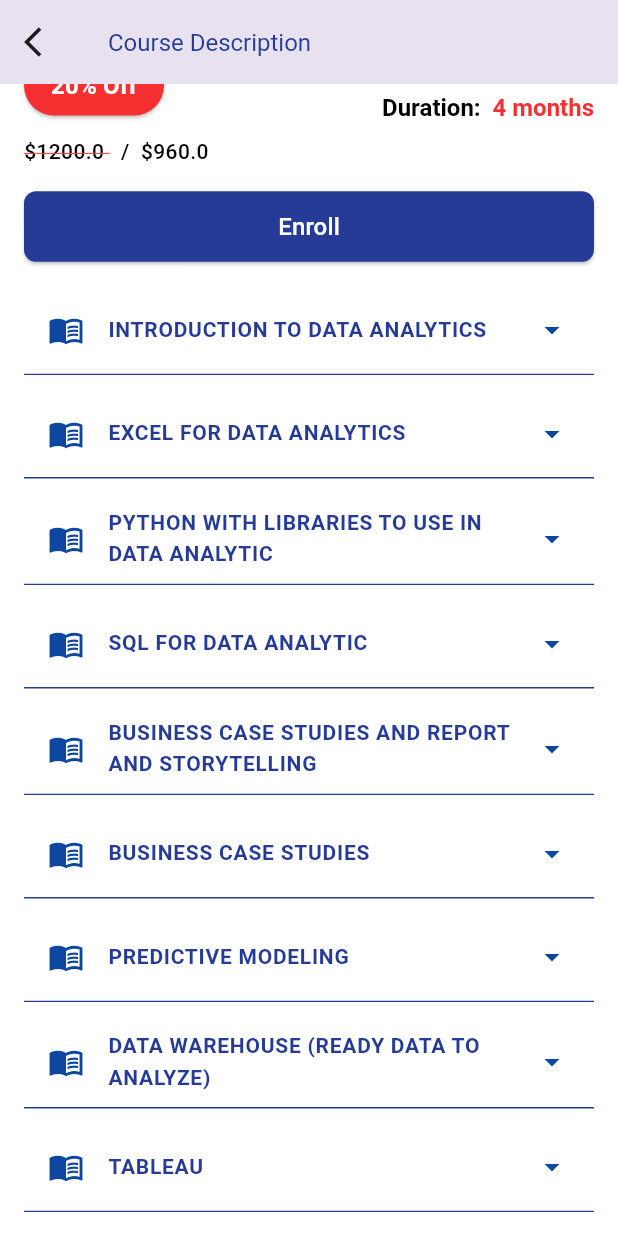
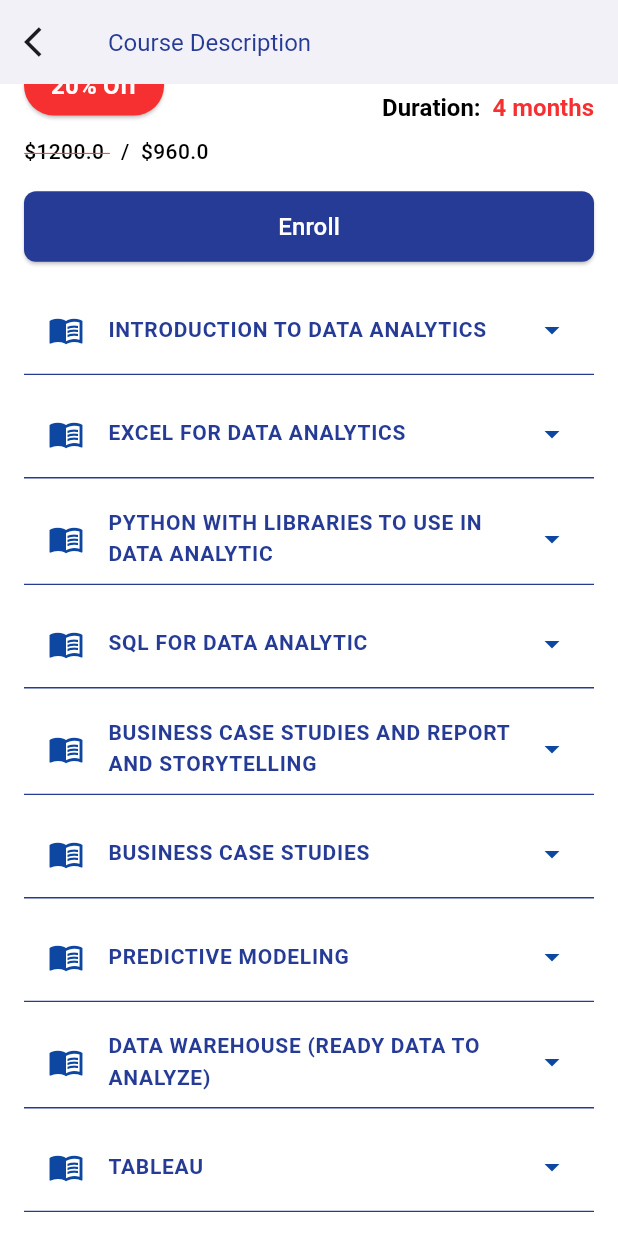
Before and after one commit to ISTAD-Mobile/LMS-Flutter-Project, a Flutter app: the CourseDetailsPage screen opened directly, scrolled down 576 dp, on a phone screen of 412 x 824 dp. Run offline on Flutter 3.47's test engine with Material 3 defaults, Android fonts, the phone set to English and light mode, and no system bars; our stand-ins replace carousel_slider, flutter_svg, google_maps_flutter, image_picker, lottie, skeletonizer and 1 more; network calls fail; project files that could hold a hidden picture were left out.

Commit message:
Change background color to white color for all page.

```diff
--- a/lib/view/screen/about/about_my_director_screen.dart
+++ b/lib/view/screen/about/about_my_director_screen.dart
@@ -8,6 +8,7 @@ class DirectorScreen extends StatelessWidget {
   @override
   Widget build(BuildContext context) {
     return Scaffold(
+      backgroundColor: AppColors.defaultWhiteColor,
       body: SingleChildScrollView(
         child: Padding(
           padding: const EdgeInsets.all(15),
@@ -223,7 +224,7 @@ class DirectorScreen extends StatelessWidget {
                                 throw 'Could not launch $url';
                               }
                             },
-                            child: Text(
+                            child: const Text(
                               'ពាក្យស្លោករបស់លោកគ្រូនាយក។',
                               style: TextStyle(fontSize: 14, color: AppColors.primaryColor99,fontWeight: FontWeight.w700,
                                 fontFamily: 'NotoSansKhmer',
--- a/lib/view/screen/about/about_our_team_screen.dart
+++ b/lib/view/screen/about/about_our_team_screen.dart
@@ -9,6 +9,7 @@ class OurTeamScreen extends StatelessWidget {
   @override
   Widget build(BuildContext context) {
     return Scaffold(
+      backgroundColor: AppColors.defaultWhiteColor,
       body: SingleChildScrollView(
         child: Padding(
           padding: const EdgeInsets.all(15),
--- a/lib/view/screen/about/my_home_about_istad_screen.dart
+++ b/lib/view/screen/about/my_home_about_istad_screen.dart
@@ -21,6 +21,7 @@ class _HomePageState extends State<HomeIstadScreen> {
   @override
   Widget build(BuildContext context) {
     return Scaffold(
+      backgroundColor: AppColors.defaultWhiteColor,
       body: SingleChildScrollView(
         child: Column(
           crossAxisAlignment: CrossAxisAlignment.start,
--- a/lib/view/screen/academic/my_home_academic_screen.dart
+++ b/lib/view/screen/academic/my_home_academic_screen.dart
@@ -37,8 +37,8 @@ class MyAcademicScreen extends StatelessWidget {
     ];
 
     return Scaffold(
-      body: Container(
-        child: SingleChildScrollView(
+      backgroundColor: AppColors.defaultWhiteColor,
+      body: SingleChildScrollView(
         child: Column(
           children: [
             AspectRatio(
@@ -138,7 +138,6 @@ class MyAcademicScreen extends StatelessWidget {
             ),
             const SizedBox(height: 16),
           ],
-          ),
         ),
       ),
     );
--- a/lib/view/screen/academic/pre_university_screen.dart
+++ b/lib/view/screen/academic/pre_university_screen.dart
@@ -32,7 +32,9 @@ class _PreUniversityPageState extends State<PreUniversityPage> {
   @override
   Widget build(BuildContext context) {
     return Scaffold(
+      backgroundColor: AppColors.defaultWhiteColor,
       appBar: AppBar(
+        backgroundColor: AppColors.defaultWhiteColor,
         leading: IconButton(
           onPressed: () {
             Navigator.pop(context);
--- a/lib/view/screen/homeScreen/course/course_details_screen.dart
+++ b/lib/view/screen/homeScreen/course/course_details_screen.dart
@@ -112,8 +112,9 @@ class CourseDetailsPage extends StatelessWidget {
   @override
   Widget build(BuildContext context) {
     return Scaffold(
-      backgroundColor: Colors.white,
+      backgroundColor: AppColors.defaultWhiteColor,
       appBar: AppBar(
+        backgroundColor: AppColors.defaultWhiteColor,
         leading: IconButton(
           onPressed: () {
             Navigator.pop(context);
@@ -343,7 +344,7 @@ class CourseDetailsPage extends StatelessWidget {
             child: ExpansionTile(
               title: Text(
                 section.title,
-                style: TextStyle(
+                style: const TextStyle(
                   fontSize: 14,
                   fontWeight: FontWeight.bold,
                   color: AppColors.primaryColor,
@@ -360,17 +361,17 @@ class CourseDetailsPage extends StatelessWidget {
               onExpansionChanged: (expanded) {
                 setState(() {});
               },
-              trailing: Icon(Icons.arrow_drop_down),
+              trailing: const Icon(Icons.arrow_drop_down),
               leading: Icon(Icons.menu_book_outlined, color: Colors.blue[900]),
               initiallyExpanded: false,
               children: [
                 Container(
-                  padding: EdgeInsets.all(16),
+                  padding: const EdgeInsets.all(16),
                   child: Column(
                     crossAxisAlignment: CrossAxisAlignment.start,
                     children: section.topics.map((topic) =>
                         Padding(
-                          padding: EdgeInsets.symmetric(vertical: 8),
+                          padding: const EdgeInsets.symmetric(vertical: 8),
                           child: Row(
                             crossAxisAlignment: CrossAxisAlignment.start,
                             children: [
@@ -379,11 +380,11 @@ class CourseDetailsPage extends StatelessWidget {
                                 child: Icon(Icons.circle, size: 6,
                                     color: Colors.grey[600]),
                               ),
-                              SizedBox(width: 8),
+                              const SizedBox(width: 8),
                               Expanded(
                                 child: Text(
                                   topic,
-                                  style: TextStyle(
+                                  style: const TextStyle(
                                     fontSize: 14,
                                     color: Colors.black87,
                                   ),
--- a/lib/view/screen/lms/auth/first_log_in_screen.dart
+++ b/lib/view/screen/lms/auth/first_log_in_screen.dart
@@ -114,7 +114,9 @@ class _SignInScreenState extends State<firstSignInScreen> {
   @override
   Widget build(BuildContext context) {
     return Scaffold(
+      backgroundColor: AppColors.defaultWhiteColor,
       appBar: AppBar(
+        backgroundColor: AppColors.defaultWhiteColor,
         // backgroundColor: Colors.transparent,
         elevation: 0,
         leading: IconButton(
--- a/lib/view/screen/lms/auth/log_in_screen.dart
+++ b/lib/view/screen/lms/auth/log_in_screen.dart
@@ -117,8 +117,9 @@ class _SignInScreenState extends State<confirmSignInScreen> {
   @override
   Widget build(BuildContext context) {
     return Scaffold(
+      backgroundColor: AppColors.defaultWhiteColor,
       appBar: AppBar(
-        backgroundColor: Colors.transparent,
+        backgroundColor: AppColors.defaultWhiteColor,
         elevation: 0,
         leading: IconButton(
           icon: const Icon(Icons.arrow_back_ios, color: AppColors.defaultGrayColor),
--- a/lib/view/screen/lms/auth/reset_new_password_screen.dart
+++ b/lib/view/screen/lms/auth/reset_new_password_screen.dart
@@ -31,8 +31,9 @@ class _ResetPasswordScreenState extends State<ResetPasswordScreen> {
   @override
   Widget build(BuildContext context) {
     return Scaffold(
+      backgroundColor: AppColors.defaultWhiteColor,
       appBar: AppBar(
-        backgroundColor: Colors.transparent,
+        backgroundColor: AppColors.defaultWhiteColor,
         elevation: 0,
         leading: IconButton(
           icon: const Icon(Icons.arrow_back_ios, color: AppColors.defaultGrayColor),
--- a/lib/view/widgets/public_screen_widgets/about_tapbar_navigation_widget.dart
+++ b/lib/view/widgets/public_screen_widgets/about_tapbar_navigation_widget.dart
@@ -29,6 +29,7 @@ class _TabNavigationScreenState extends State<AboutTapbarNavigation> with Single
   @override
   Widget build(BuildContext context) {
     return Scaffold(
+      backgroundColor: AppColors.defaultWhiteColor,
       body: Column(
         children: [
           Container(
```
Also changed, not shown: lib/view/screen/homeScreen/course/course_screen.dart (+6 -4 lines), 1 other file. Lines whose indentation alone changed are shown as unchanged.
